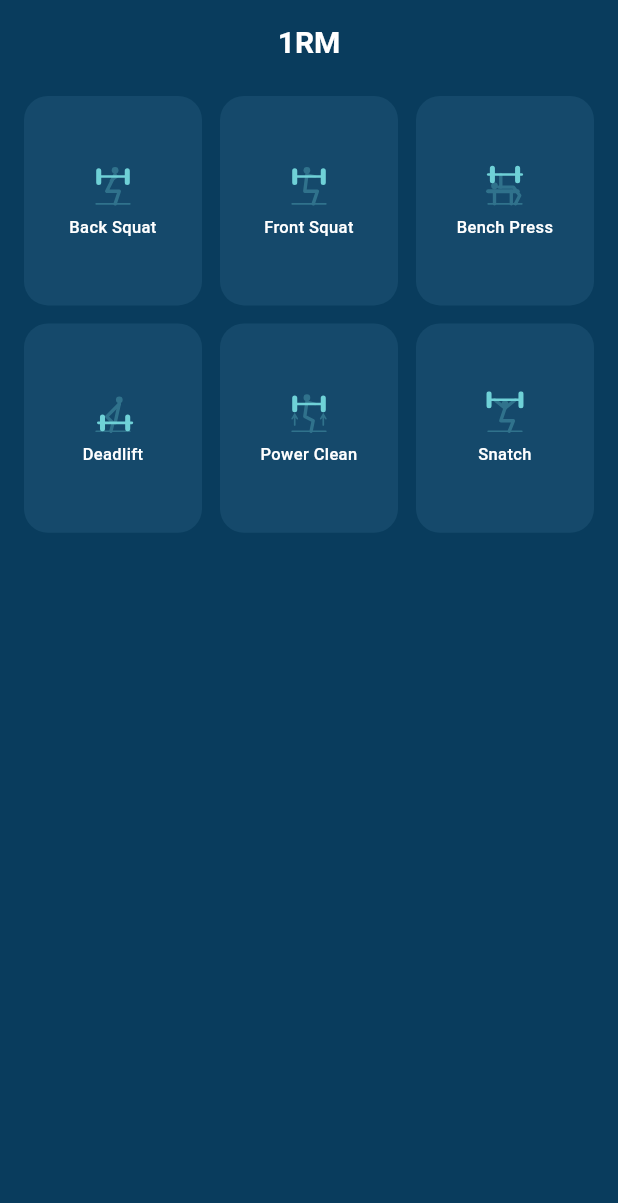
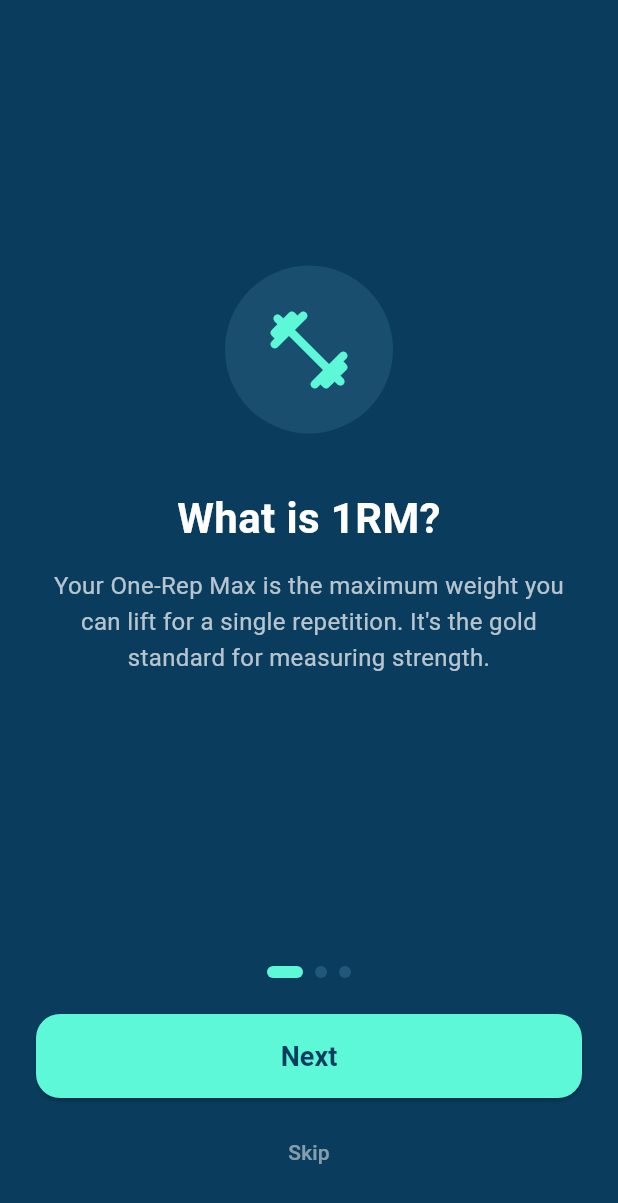
Before and after one commit to clarriu97/1rm-mobile-app, a Flutter app: the screen it shows after launch, on a phone screen of 412 x 824 dp. Shown: the top 1203 px of the screen. Run offline on Flutter 3.47's test engine with Material 3 defaults, Android fonts, the phone set to English and light mode, and no system bars; our stand-ins replace flutter_svg, shared_preferences.

Commit message:
feat: add onboarding first-run experience
- 3-page tutorial explaining 1RM concept, logging, and training
- OnboardingService with SharedPreferences persistence
- App gate to show onboarding or home based on completion state
- 22 tests (unit + widget + integration)

```diff
--- a/lib/main.dart
+++ b/lib/main.dart
@@ -1,15 +1,24 @@
 import 'package:flutter/material.dart';
 import 'models/exercise.dart';
+import 'services/onboarding_service.dart';
 import 'services/storage_service.dart';
 import 'ui/app_theme.dart';
 import 'ui/home_screen.dart';
+import 'ui/onboarding_screen.dart';
 
 void main() async {
   WidgetsFlutterBinding.ensureInitialized();
   final storage = await StorageService.getInstance();
   final initialRecords = await storage.load();
+  final onboarding = await OnboardingService.getInstance();
 
-  runApp(OneRMApp(initialRecords: initialRecords, storage: storage));
+  runApp(
+    OneRMApp(
+      initialRecords: initialRecords,
+      storage: storage,
+      onboarding: onboarding,
+    ),
+  );
 }
 
 class OneRMApp extends StatelessWidget {
@@ -17,10 +26,12 @@ class OneRMApp extends StatelessWidget {
     super.key,
     required this.initialRecords,
     required this.storage,
+    required this.onboarding,
   });
 
   final Map<String, List<ExerciseRecord>> initialRecords;
   final StorageService storage;
+  final OnboardingService onboarding;
 
   @override
   Widget build(BuildContext context) {
@@ -28,7 +39,62 @@ class OneRMApp extends StatelessWidget {
       title: '1RM',
       debugShowCheckedModeBanner: false,
       theme: AppTheme.dark,
-      home: HomeScreen(initialRecords: initialRecords, storage: storage),
+      home: _AppGate(
+        onboarding: onboarding,
+        initialRecords: initialRecords,
+        storage: storage,
+      ),
     );
   }
 }
+
+class _AppGate extends StatefulWidget {
+  const _AppGate({
+    required this.onboarding,
+    required this.initialRecords,
+    required this.storage,
+  });
+
+  final OnboardingService onboarding;
+  final Map<String, List<ExerciseRecord>> initialRecords;
+  final StorageService storage;
+
+  @override
+  State<_AppGate> createState() => _AppGateState();
+}
+
+class _AppGateState extends State<_AppGate> {
+  bool? _onboardingComplete;
+
+  @override
+  void initState() {
+    super.initState();
+    _checkOnboarding();
+  }
+
+  Future<void> _checkOnboarding() async {
+    final complete = await widget.onboarding.isOnboardingComplete();
+    if (mounted) setState(() => _onboardingComplete = complete);
+  }
+
+  Future<void> _completeOnboarding() async {
+    await widget.onboarding.completeOnboarding();
+    if (mounted) setState(() => _onboardingComplete = true);
+  }
+
+  @override
+  Widget build(BuildContext context) {
+    if (_onboardingComplete == null) {
+      return const Scaffold(body: Center(child: CircularProgressIndicator()));
+    }
+
+    if (!_onboardingComplete!) {
+      return OnboardingScreen(onComplete: _completeOnboarding);
+    }
+
+    return HomeScreen(
+      initialRecords: widget.initialRecords,
+      storage: widget.storage,
+    );
+  }
+}
--- /dev/null
+++ b/lib/services/onboarding_service.dart
@@ -0,0 +1,41 @@
+import 'package:shared_preferences/shared_preferences.dart';
+
+abstract class OnboardingService {
+  Future<bool> isOnboardingComplete();
+  Future<void> completeOnboarding();
+
+  static Future<OnboardingService> getInstance() async {
+    final prefs = await SharedPreferences.getInstance();
+    return _OnboardingServiceImpl(prefs);
+  }
+
+  static OnboardingService forTesting({bool completed = false}) =>
+      _FakeOnboardingService(completed: completed);
+}
+
+class _OnboardingServiceImpl implements OnboardingService {
+  _OnboardingServiceImpl(this._prefs);
+
+  final SharedPreferences _prefs;
+  static const _key = 'onboarding_complete';
+
+  @override
+  Future<bool> isOnboardingComplete() async => _prefs.getBool(_key) ?? false;
+
+  @override
+  Future<void> completeOnboarding() => _prefs.setBool(_key, true);
+}
+
+class _FakeOnboardingService implements OnboardingService {
+  _FakeOnboardingService({bool completed = false}) : _completed = completed;
+
+  bool _completed;
+
+  @override
+  Future<bool> isOnboardingComplete() async => _completed;
+
+  @override
+  Future<void> completeOnboarding() async {
+    _completed = true;
+  }
+}
--- /dev/null
+++ b/lib/ui/onboarding_screen.dart
@@ -0,0 +1,185 @@
+import 'package:flutter/material.dart';
+import 'app_theme.dart';
+
+class OnboardingScreen extends StatefulWidget {
+  const OnboardingScreen({super.key, required this.onComplete});
+
+  final VoidCallback onComplete;
+
+  @override
+  State<OnboardingScreen> createState() => _OnboardingScreenState();
+}
+
+class _OnboardingScreenState extends State<OnboardingScreen> {
+  final _controller = PageController();
+  int _currentPage = 0;
+
+  static const _pages = [
+    _OnboardingPage(
+      icon: Icons.fitness_center_rounded,
+      title: 'What is 1RM?',
+      description:
+          'Your One-Rep Max is the maximum weight you can lift for a single repetition. It\'s the gold standard for measuring strength.',
+    ),
+    _OnboardingPage(
+      icon: Icons.add_circle_rounded,
+      title: 'Log your lifts',
+      description:
+          'Enter any weight and reps you\'ve lifted. We\'ll calculate your estimated 1RM using the Epley formula — no need to attempt a true max.',
+    ),
+    _OnboardingPage(
+      icon: Icons.insights_rounded,
+      title: 'Train smarter',
+      description:
+          'Get a personalized percentage table based on your best 1RM. Know exactly what weight to use for every training intensity.',
+    ),
+  ];
+
+  void _nextPage() {
+    if (_currentPage < _pages.length - 1) {
+      _controller.nextPage(
+        duration: const Duration(milliseconds: 300),
+        curve: Curves.easeOutCubic,
+      );
+    } else {
+      widget.onComplete();
+    }
+  }
+
+  @override
+  void dispose() {
+    _controller.dispose();
+    super.dispose();
+  }
+
+  @override
+  Widget build(BuildContext context) {
+    return Scaffold(
+      body: SafeArea(
+        child: Column(
+          children: [
+            Expanded(
+              child: PageView(
+                controller: _controller,
+                onPageChanged: (index) => setState(() => _currentPage = index),
+                children: _pages,
+              ),
+            ),
+            Padding(
+              padding: const EdgeInsets.fromLTRB(24, 16, 24, 32),
+              child: Column(
+                children: [
+                  Row(
+                    mainAxisAlignment: MainAxisAlignment.center,
+                    children: List.generate(
+                      _pages.length,
+                      (index) => _PageIndicator(active: index == _currentPage),
+                    ),
+                  ),
+                  const SizedBox(height: 24),
+                  SizedBox(
+                    width: double.infinity,
+                    child: ElevatedButton(
+                      key: const Key('onboarding-next-button'),
+                      onPressed: _nextPage,
+                      child: Text(
+                        _currentPage == _pages.length - 1
+                            ? 'Get Started'
+                            : 'Next',
+                      ),
+                    ),
+                  ),
+                  if (_currentPage < _pages.length - 1) ...[
+                    const SizedBox(height: 12),
+                    TextButton(
+                      key: const Key('onboarding-skip-button'),
+                      onPressed: widget.onComplete,
+                      child: const Text(
+                        'Skip',
+                        style: TextStyle(color: AppColors.textMuted),
+                      ),
+                    ),
+                  ],
+                ],
+              ),
+            ),
+          ],
+        ),
+      ),
+    );
+  }
+}
+
+class _OnboardingPage extends StatelessWidget {
+  const _OnboardingPage({
+    required this.icon,
+    required this.title,
+    required this.description,
+  });
+
+  final IconData icon;
+  final String title;
+  final String description;
+
+  @override
+  Widget build(BuildContext context) {
+    return Padding(
+      padding: const EdgeInsets.symmetric(horizontal: 32),
+      child: Column(
+        mainAxisAlignment: MainAxisAlignment.center,
+        children: [
+          Container(
+            padding: const EdgeInsets.all(24),
+            decoration: BoxDecoration(
+              color: AppColors.surface.withAlpha(80),
+              shape: BoxShape.circle,
+            ),
+            child: Icon(icon, size: 64, color: AppColors.cta),
+          ),
+          const SizedBox(height: 40),
+          Text(
+            title,
+            textAlign: TextAlign.center,
+            style: const TextStyle(
+              color: AppColors.textPrimary,
+              fontSize: 28,
+              fontWeight: FontWeight.w700,
+              height: 1.2,
+            ),
+          ),
+          const SizedBox(height: 16),
+          Text(
+            description,
+            textAlign: TextAlign.center,
+            style: const TextStyle(
+              color: AppColors.textSecondary,
+              fontSize: 16,
+              height: 1.5,
+            ),
+          ),
+        ],
+      ),
+    );
+  }
+}
+
+class _PageIndicator extends StatelessWidget {
+  const _PageIndicator({required this.active});
+
+  final bool active;
+
+  @override
+  Widget build(BuildContext context) {
+    return AnimatedContainer(
+      duration: const Duration(milliseconds: 250),
+      curve: Curves.easeOutCubic,
+      margin: const EdgeInsets.symmetric(horizontal: 4),
+      width: active ? 24 : 8,
+      height: 8,
+      decoration: BoxDecoration(
+        color: active ? AppColors.cta : AppColors.surface.withAlpha(120),
+        borderRadius: BorderRadius.circular(4),
+      ),
+    );
+  }
+}
--- a/pubspec.yaml
+++ b/pubspec.yaml
@@ -11,6 +11,7 @@ dependencies:
     sdk: flutter
   flutter_svg: ^2.0.17
   path_provider: ^2.1.0
+  shared_preferences: ^2.2.0
 
 dev_dependencies:
   flutter_test:
```
Also changed, not shown: pubspec.lock, 1 other file.
